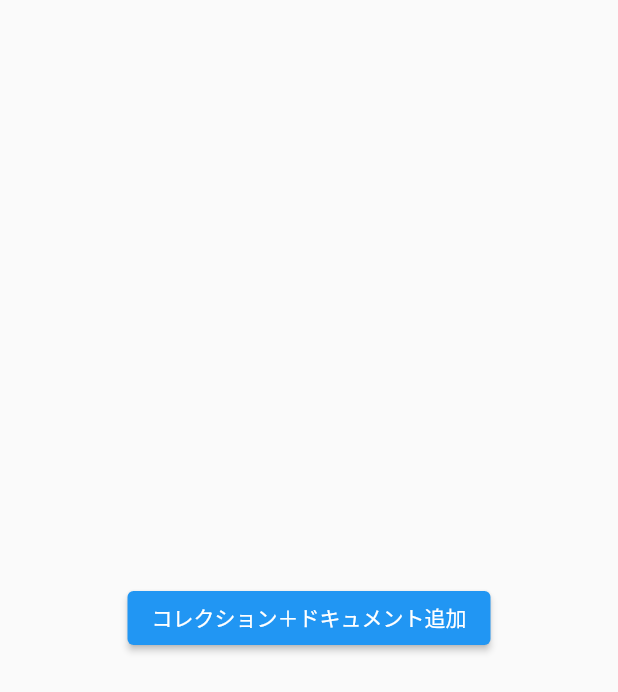
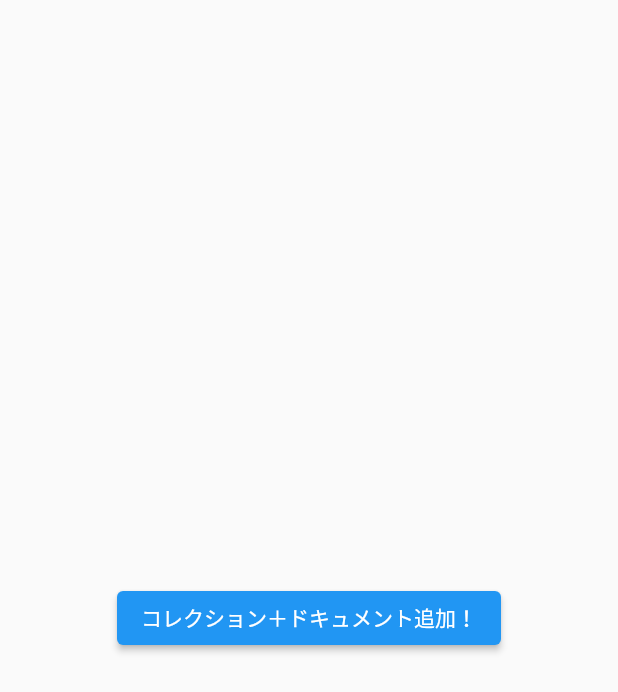
Before and after one commit to Haru6012/flutter_firestore_playground, a Flutter app: the screen it shows after launch, on a phone screen of 412 x 824 dp. Shown: the top 692 px of the screen. Run offline on Flutter 3.47's test engine with Material 2 defaults, Android fonts, the light colour scheme and no system bars; our stand-ins replace cloud_firestore, firebase_core; accounts and stored records are empty.

Commit message:
ドキュメントを作成

```diff
--- a/lib/main.dart
+++ b/lib/main.dart
@@ -42,7 +42,7 @@ class _MyFirestorePageState extends State<MyFirestorePage> {
           mainAxisSize: MainAxisSize.min,
           children: [
             ElevatedButton(
-              child: const Text("コレクション＋ドキュメント追加"),
+              child: const Text("コレクション＋ドキュメント追加！"),
               onPressed: () async {
                 await FirebaseFirestore.instance
                     .collection("users")
```
